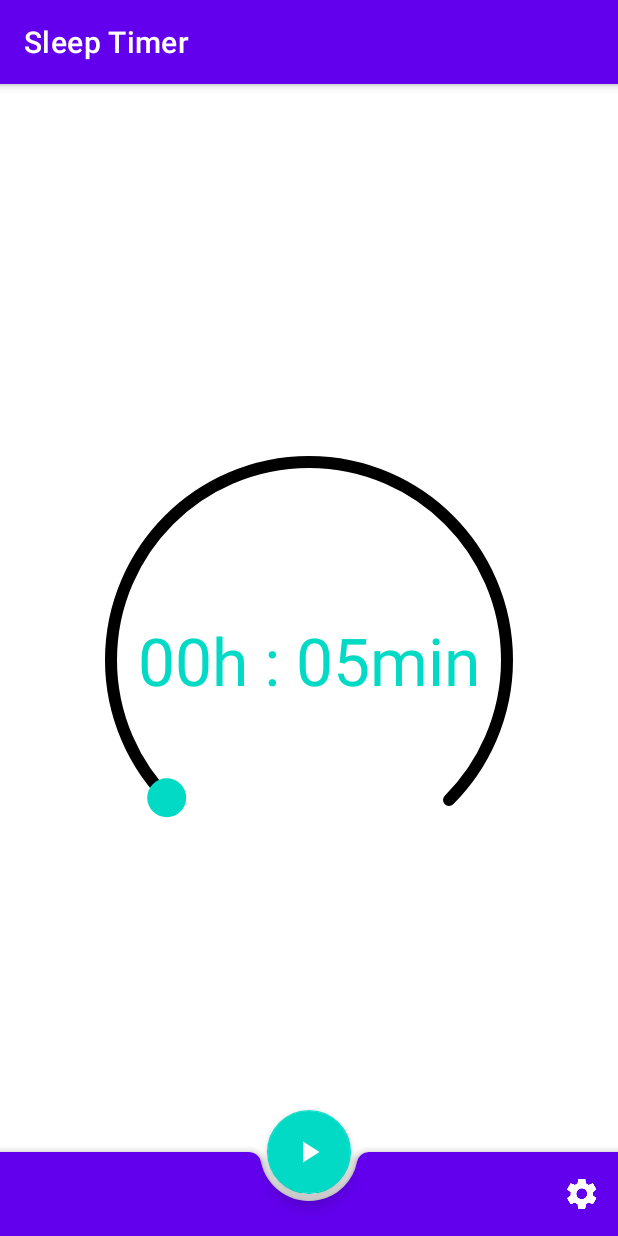
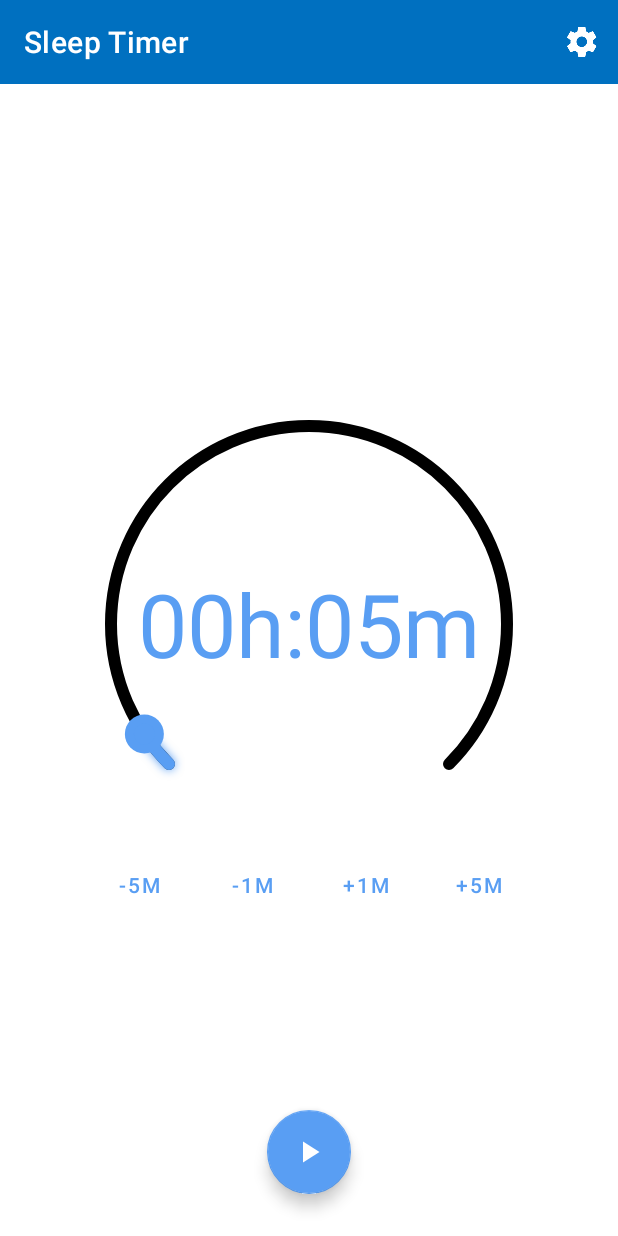
Before and after one commit to SimpleAppProjects/SimpleSleepTimer, an Android app: the screen it shows after launch (MainActivity), on a phone screen of 412 x 824 dp. Run offline under Robolectric (Android 15) with nearby library versions, the phone set to English and light mode, and no system bars; our stand-ins replace data binding; libraries missing offline, so code that uses them is left out: com.jakewharton.threetenabp; 2 statements that could not run were skipped.

Commit message:
SleepTimer: update Material theme
* Also add buttons for adjusting minutes

```diff
--- a/app/src/main/java/com/thewizrd/simplesleeptimer/App.kt
+++ b/app/src/main/java/com/thewizrd/simplesleeptimer/App.kt
@@ -1,11 +1,17 @@
 package com.thewizrd.simplesleeptimer
 
 import android.app.Application
+import android.os.Build
+import androidx.appcompat.app.AppCompatDelegate
 import com.jakewharton.threetenabp.AndroidThreeTen
 
 class App : Application() {
     override fun onCreate() {
         super.onCreate()
         AndroidThreeTen.init(this)
+        if (Build.VERSION.SDK_INT >= Build.VERSION_CODES.Q)
+            AppCompatDelegate.setDefaultNightMode(AppCompatDelegate.MODE_NIGHT_FOLLOW_SYSTEM)
+        else
+            AppCompatDelegate.setDefaultNightMode(AppCompatDelegate.MODE_NIGHT_AUTO_BATTERY)
     }
 }
--- /dev/null
+++ b/app/src/main/java/com/thewizrd/simplesleeptimer/LaunchActivity.kt
@@ -0,0 +1,15 @@
+package com.thewizrd.simplesleeptimer
+
+import android.app.Activity
+import android.content.Intent
+import android.os.Bundle
+
+class LaunchActivity : Activity() {
+    override fun onCreate(savedInstanceState: Bundle?) {
+        setTheme(R.style.AppTheme)
+        super.onCreate(savedInstanceState)
+
+        startActivity(Intent(this, MainActivity::class.java))
+        finishAffinity()
+    }
+}
--- a/app/src/main/java/com/thewizrd/simplesleeptimer/MainActivity.kt
+++ b/app/src/main/java/com/thewizrd/simplesleeptimer/MainActivity.kt
@@ -4,8 +4,6 @@ import android.content.ComponentName
 import android.content.Context
 import android.content.Intent
 import android.content.ServiceConnection
-import android.content.res.ColorStateList
-import android.graphics.Color
 import android.os.Bundle
 import android.os.IBinder
 import android.view.Menu
@@ -40,9 +38,8 @@ class MainActivity : AppCompatActivity() {
         binding = ActivityMainBinding.inflate(layoutInflater)
         val view = binding.root
         setContentView(view)
-        setSupportActionBar(binding.bar)
+        setSupportActionBar(binding.topAppBar)
 
-        binding.fab.supportImageTintList = ColorStateList.valueOf(Color.WHITE)
         binding.fab.setOnClickListener {
             if (mBound) {
                 if (mTimerBinder.isRunning()) {
--- a/app/src/main/java/com/thewizrd/simplesleeptimer/SleepTimerViewModel.kt
+++ b/app/src/main/java/com/thewizrd/simplesleeptimer/SleepTimerViewModel.kt
@@ -5,6 +5,7 @@ import androidx.lifecycle.ViewModel
 class SleepTimerViewModel : ViewModel() {
     companion object {
         const val DEFAULT_TIME_MIN = 5
+        const val MAX_TIME_IN_MINS = 120
     }
 
     var progressTimeInMins: Int = DEFAULT_TIME_MIN
--- a/app/src/main/java/com/thewizrd/simplesleeptimer/TimerProgressFragment.kt
+++ b/app/src/main/java/com/thewizrd/simplesleeptimer/TimerProgressFragment.kt
@@ -55,7 +55,7 @@ class TimerProgressFragment : Fragment() {
         // Disable interaction with progress bar
         binding.timerProgressBar.isTouchEnabled = false
 
-        fab?.setImageResource(R.drawable.ic_pause)
+        fab?.setImageResource(R.drawable.ic_stop)
     }
 
     override fun onResume() {
--- a/app/src/main/java/com/thewizrd/simplesleeptimer/TimerStartFragment.kt
+++ b/app/src/main/java/com/thewizrd/simplesleeptimer/TimerStartFragment.kt
@@ -72,8 +72,25 @@ class TimerStartFragment : Fragment() {
             }
         })
 
-        binding.timerProgressScroller.max = 1440 // 24hrs
-        binding.timerProgressScroller.progress = viewModel.progressTimeInMins
+        binding.timerProgressScroller.max = SleepTimerViewModel.MAX_TIME_IN_MINS
+        binding.timerProgressScroller.progress = SleepTimerViewModel.DEFAULT_TIME_MIN
+
+        binding.minus5minbtn.setOnClickListener {
+            binding.timerProgressScroller.progress =
+                (binding.timerProgressScroller.progress - 5).coerceAtLeast(0)
+        }
+        binding.minus1minbtn.setOnClickListener {
+            binding.timerProgressScroller.progress =
+                (binding.timerProgressScroller.progress - 1).coerceAtLeast(0)
+        }
+        binding.plus1minbtn.setOnClickListener {
+            binding.timerProgressScroller.progress =
+                binding.timerProgressScroller.max.coerceAtMost(binding.timerProgressScroller.progress + 1)
+        }
+        binding.plus5minbtn.setOnClickListener {
+            binding.timerProgressScroller.progress =
+                binding.timerProgressScroller.max.coerceAtMost(binding.timerProgressScroller.progress + 5)
+        }
 
         fab?.setImageResource(R.drawable.ic_play_arrow)
     }
--- /dev/null
+++ b/app/src/main/res/drawable-anydpi-v21/ic_stop.xml
@@ -0,0 +1,9 @@
+<vector xmlns:android="http://schemas.android.com/apk/res/android"
+    android:width="24dp"
+    android:height="24dp"
+    android:viewportWidth="24.0"
+    android:viewportHeight="24.0">
+    <path
+        android:fillColor="#FFFFFFFF"
+        android:pathData="M6,6h12v12H6z" />
+</vector>
--- a/app/src/main/res/layout/activity_main.xml
+++ b/app/src/main/res/layout/activity_main.xml
@@ -10,14 +10,16 @@
 
         <com.google.android.material.appbar.AppBarLayout
             android:layout_width="match_parent"
-            android:layout_height="wrap_content">
+            android:layout_height="wrap_content"
+            app:liftOnScroll="true">
 
             <com.google.android.material.appbar.MaterialToolbar
                 android:id="@+id/topAppBar"
+                style="@style/Widget.MaterialComponents.Toolbar.Primary"
                 android:layout_width="match_parent"
                 android:layout_height="?attr/actionBarSize"
-                style="@style/Widget.MaterialComponents.Toolbar.Primary"
-                app:title="@string/title_sleeptimer" />
+                app:title="@string/title_sleeptimer"
+                app:titleTextColor="@android:color/white" />
 
         </com.google.android.material.appbar.AppBarLayout>
 
@@ -25,25 +27,16 @@
             android:id="@+id/fragment_container"
             android:layout_width="match_parent"
             android:layout_height="match_parent"
-            app:layout_anchor="@id/bar"
-            app:layout_anchorGravity="top"
             app:layout_behavior="com.google.android.material.appbar.AppBarLayout$ScrollingViewBehavior" />
-
-        <com.google.android.material.bottomappbar.BottomAppBar
-            android:id="@+id/bar"
-            android:layout_width="match_parent"
-            android:layout_height="wrap_content"
-            android:layout_gravity="bottom"
-            app:menu="@menu/main_menu"
-            app:backgroundTint="@color/colorPrimary"
-            app:fabAlignmentMode="center" />
 
         <com.google.android.material.floatingactionbutton.FloatingActionButton
             android:id="@+id/fab"
             android:layout_width="wrap_content"
             android:layout_height="wrap_content"
-            app:layout_anchor="@id/bar"
-            app:srcCompat="@drawable/ic_play_arrow" />
+            android:layout_gravity="bottom|center_horizontal"
+            android:layout_margin="28dp"
+            app:srcCompat="@drawable/ic_play_arrow"
+            app:tint="@android:color/white" />
 
     </androidx.coordinatorlayout.widget.CoordinatorLayout>
 
--- a/app/src/main/res/layout/fragment_timer_start.xml
+++ b/app/src/main/res/layout/fragment_timer_start.xml
@@ -4,45 +4,100 @@
     xmlns:tools="http://schemas.android.com/tools"
     android:layout_width="match_parent"
     android:layout_height="match_parent"
-    tools:context=".TimerStartFragment">
+    tools:context=".TimerStartFragment"
+    tools:ignore="HardcodedText">
 
     <com.devadvance.circularseekbar.CircularSeekBar
         android:id="@+id/timerProgressScroller"
         android:layout_width="0dp"
         android:layout_height="wrap_content"
+        app:circle_color="?attr/colorOnBackground"
+        app:circle_progress_color="?attr/colorAccent"
         app:circle_stroke_width="8dp"
+        app:end_angle="45"
+        app:layout_constraintBottom_toTopOf="@id/minus_5minbtn"
+        app:layout_constraintEnd_toEndOf="parent"
+        app:layout_constraintStart_toStartOf="parent"
+        app:layout_constraintTop_toTopOf="parent"
+        app:layout_constraintVertical_chainStyle="packed"
+        app:layout_constraintWidth_max="300dp"
         app:lock_enabled="true"
         app:move_outside_circle="true"
-        app:start_angle="135"
-        app:end_angle="45"
-        app:circle_progress_color="?attr/colorAccent"
         app:pointer_color="?attr/colorAccent"
         app:pointer_halo_color="?attr/colorAccent"
         app:pointer_halo_color_ontouch="?attr/colorAccent"
-        app:circle_color="?attr/colorOnBackground"
-        app:layout_constraintWidth_max="300dp"
-        app:layout_constraintBottom_toBottomOf="parent"
-        app:layout_constraintEnd_toEndOf="parent"
-        app:layout_constraintStart_toStartOf="parent"
-        app:layout_constraintTop_toTopOf="parent"
-        tools:progress="5"
-        tools:max="120" />
+        app:start_angle="135"
+        tools:max="120"
+        tools:progress="5" />
 
     <TextView
         android:id="@+id/progress_text"
         android:layout_width="0dp"
         android:layout_height="0dp"
+        android:layout_marginHorizontal="36dp"
+        android:layout_marginVertical="36dp"
         android:gravity="center"
-        android:layout_marginVertical="36dp"
-        android:layout_marginHorizontal="36dp"
         android:maxLines="1"
         android:textAlignment="center"
         android:textColor="?attr/colorAccent"
         app:autoSizeTextType="uniform"
+        app:layout_constraintBottom_toBottomOf="@id/timerProgressScroller"
+        app:layout_constraintEnd_toEndOf="@id/timerProgressScroller"
         app:layout_constraintStart_toStartOf="@id/timerProgressScroller"
+        app:layout_constraintTop_toTopOf="@id/timerProgressScroller"
+        tools:text="00h:05m" />
+
+    <Button
+        android:id="@+id/minus_5minbtn"
+        style="@style/Widget.MaterialComponents.Button.TextButton"
+        android:layout_width="wrap_content"
+        android:layout_height="wrap_content"
+        android:minWidth="75dp"
+        android:text="-5M"
+        android:textColor="?attr/colorAccent"
+        app:layout_constraintBottom_toBottomOf="parent"
+        app:layout_constraintEnd_toStartOf="@id/minus_1minbtn"
+        app:layout_constraintHorizontal_chainStyle="packed"
+        app:layout_constraintStart_toStartOf="@id/timerProgressScroller"
+        app:layout_constraintTop_toBottomOf="@id/timerProgressScroller" />
+
+    <Button
+        android:id="@+id/minus_1minbtn"
+        style="@style/Widget.MaterialComponents.Button.TextButton"
+        android:layout_width="wrap_content"
+        android:layout_height="wrap_content"
+        android:minWidth="75dp"
+        android:text="-1M"
+        android:textColor="?attr/colorAccent"
+        app:layout_constraintBottom_toBottomOf="@id/minus_5minbtn"
+        app:layout_constraintEnd_toStartOf="@id/plus_1minbtn"
+        app:layout_constraintStart_toEndOf="@id/minus_5minbtn"
+        app:layout_constraintTop_toTopOf="@id/minus_5minbtn" />
+
+    <Button
+        android:id="@+id/plus_1minbtn"
+        style="@style/Widget.MaterialComponents.Button.TextButton"
+        android:layout_width="wrap_content"
+        android:layout_height="wrap_content"
+        android:minWidth="75dp"
+        android:text="+1M"
+        android:textColor="?attr/colorAccent"
+        app:layout_constraintBottom_toBottomOf="@id/minus_5minbtn"
+        app:layout_constraintEnd_toStartOf="@id/plus_5minbtn"
+        app:layout_constraintStart_toEndOf="@id/minus_1minbtn"
+        app:layout_constraintTop_toTopOf="@id/minus_5minbtn" />
+
+    <Button
+        android:id="@+id/plus_5minbtn"
+        style="@style/Widget.MaterialComponents.Button.TextButton"
+        android:layout_width="wrap_content"
+        android:layout_height="wrap_content"
+        android:minWidth="75dp"
+        android:text="+5M"
+        android:textColor="?attr/colorAccent"
+        app:layout_constraintBottom_toBottomOf="@id/minus_5minbtn"
         app:layout_constraintEnd_toEndOf="@id/timerProgressScroller"
-        app:layout_constraintTop_toTopOf="@id/timerProgressScroller"
-        app:layout_constraintBottom_toBottomOf="@id/timerProgressScroller"
-        tools:text="00h:05min:00s" />
+        app:layout_constraintStart_toEndOf="@id/plus_1minbtn"
+        app:layout_constraintTop_toTopOf="@id/minus_5minbtn" />
 
 </androidx.constraintlayout.widget.ConstraintLayout>
--- /dev/null
+++ b/app/src/main/res/values-night/colors.xml
@@ -0,0 +1,18 @@
+<?xml version="1.0" encoding="utf-8"?>
+<resources>
+    <!--colorBackground appears behind scrollable content and is used for the default window-->
+    <!--background. colorSurface is mapped to the surface of components such as cards, sheets-->
+    <!--and menus. colorError is used to indicate an error state for components such as-->
+    <!--text fields.-->
+    <color name="colorBackground">#242424</color>
+    <color name="colorSurface">#121212</color>
+    <color name="colorError">#cf6679</color>
+
+    <!--"On" colors define how text, icons and strokes are colored in relation to the surface-->
+    <!--on which they appear.-->
+    <color name="colorOnPrimary">#000000</color>
+    <color name="colorOnSecondary">#000000</color>
+    <color name="colorOnBackground">#ffffff</color>
+    <color name="colorOnSurface">#ffffff</color>
+    <color name="colorOnError">#000000</color>
+</resources>
--- /dev/null
+++ b/app/src/main/res/values-night/styles.xml
@@ -0,0 +1,12 @@
+<?xml version="1.0" encoding="utf-8"?>
+<resources>
+
+    <style name="AppTheme" parent="Base.AppTheme">
+        <!-- Customize your theme here. -->
+        <item name="colorPrimary">@color/colorPrimaryLight</item>
+        <item name="colorPrimaryDark">@color/colorPrimaryDark</item>
+        <item name="colorAccent">@color/colorPrimaryLight</item>
+        <item name="colorSecondary">@color/colorPrimaryLight</item>
+    </style>
+
+</resources>
--- a/app/src/main/res/values/colors.xml
+++ b/app/src/main/res/values/colors.xml
@@ -1,6 +1,24 @@
 <?xml version="1.0" encoding="utf-8"?>
+
 <resources>
-    <color name="colorPrimary">#6200EE</color>
-    <color name="colorPrimaryDark">#3700B3</color>
-    <color name="colorAccent">#03DAC5</color>
+    <color name="colorPrimary">#0070c0</color>
+    <color name="colorPrimaryDark">#00468f</color>
+    <color name="colorPrimaryLight">#599ef3</color>
+    <color name="colorPrimaryMedium">#007dd6</color>
+
+    <!--colorBackground appears behind scrollable content and is used for the default window-->
+    <!--background. colorSurface is mapped to the surface of components such as cards, sheets-->
+    <!--and menus. colorError is used to indicate an error state for components such as-->
+    <!--text fields.-->
+    <color name="colorBackground">#ffffff</color>
+    <color name="colorSurface">#ffffff</color>
+    <color name="colorError">#b00020</color>
+
+    <!--"On" colors define how text, icons and strokes are colored in relation to the surface-->
+    <!--on which they appear.-->
+    <color name="colorOnPrimary">#ffffff</color>
+    <color name="colorOnSecondary">#000000</color>
+    <color name="colorOnBackground">#000000</color>
+    <color name="colorOnSurface">#000000</color>
+    <color name="colorOnError">#ffffff</color>
 </resources>
--- a/app/src/main/res/values/strings.xml
+++ b/app/src/main/res/values/strings.xml
@@ -1,6 +1,6 @@
 <resources>
     <string name="app_name">SimpleSleepTimer</string>
     <string name="title_sleeptimer">Sleep Timer</string>
-    <string name="time_format">%1$02dh : %2$02dmin</string>
+    <string name="time_format">%1$02dh:%2$02dm</string>
     <string name="not_channel_name_timer">Timer Notification</string>
 </resources>
--- a/app/src/main/res/values/styles.xml
+++ b/app/src/main/res/values/styles.xml
@@ -1,11 +1,32 @@
 <resources>
 
     <!-- Base application theme. -->
-    <style name="AppTheme" parent="Theme.MaterialComponents.DayNight.NoActionBar">
+    <style name="Base.AppTheme" parent="Theme.MaterialComponents.DayNight.NoActionBar">
         <!-- Customize your theme here. -->
         <item name="colorPrimary">@color/colorPrimary</item>
         <item name="colorPrimaryDark">@color/colorPrimaryDark</item>
-        <item name="colorAccent">@color/colorAccent</item>
+        <item name="colorAccent">@color/colorPrimaryLight</item>
+        <item name="colorSecondary">@color/colorPrimaryLight</item>
+        <item name="android:colorBackground">@color/colorBackground</item>
+        <item name="colorSurface">@color/colorSurface</item>
+        <item name="colorError">@color/colorError</item>
+
+        <item name="colorOnPrimary">@color/colorOnPrimary</item>
+        <item name="colorOnSecondary">@color/colorOnSecondary</item>
+        <item name="colorOnBackground">@color/colorOnBackground</item>
+        <item name="colorOnSurface">@color/colorOnSurface</item>
+        <item name="colorOnError">@color/colorOnError</item>
+    </style>
+
+    <style name="AppTheme" parent="Base.AppTheme">
+        <!-- Customize your theme here. -->
+        <item name="colorPrimary">@color/colorPrimary</item>
+        <item name="colorPrimaryDark">@color/colorPrimaryDark</item>
+        <item name="colorAccent">@color/colorPrimaryLight</item>
+    </style>
+
+    <style name="AppTheme.Launcher">
+        <item name="android:windowBackground">@color/colorPrimaryDark</item>
     </style>
 
 </resources>
```
Also changed, not shown: app/src/main/AndroidManifest.xml (+6 -4 lines), app/src/main/res/drawable-hdpi/ic_stop.png (added), app/src/main/res/drawable-mdpi/ic_stop.png (added), app/src/main/res/drawable-xhdpi/ic_stop.png (added), app/src/main/res/drawable-xxhdpi/ic_stop.png (added), app/src/main/res/drawable-xxxhdpi/ic_stop.png (added).
